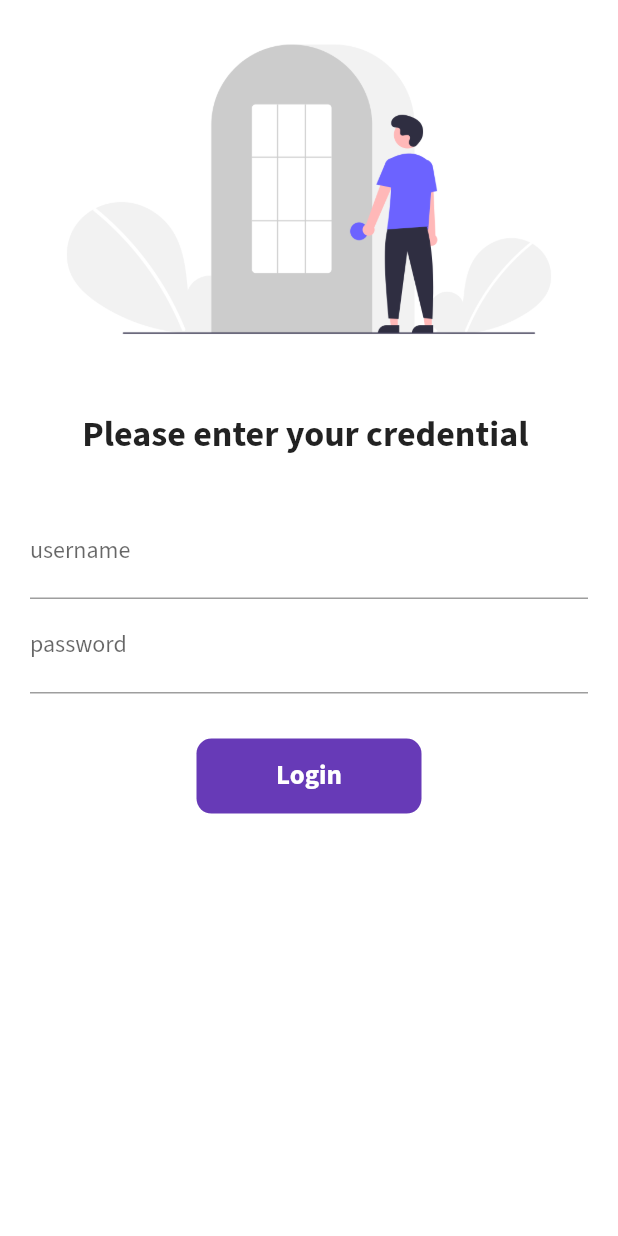
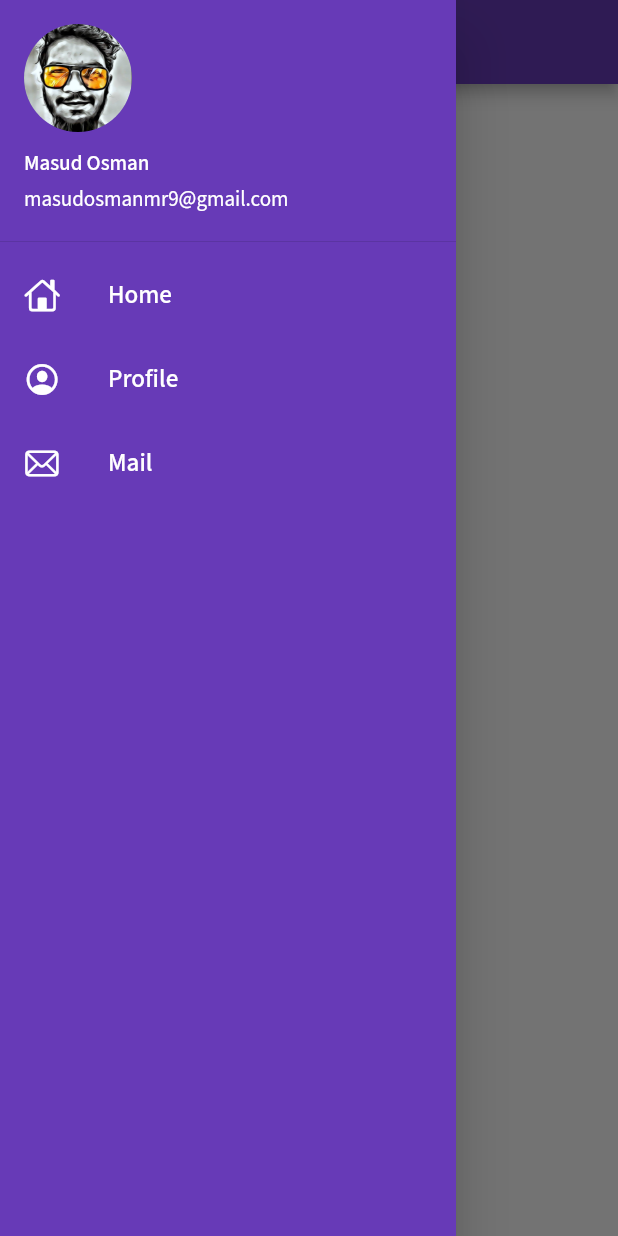
Before and after one commit to MasudOsmanmr9/30daysflutter, a Flutter app: the screen it shows after launch, with the side drawer open (before the commit the screen has no drawer), on a phone screen of 412 x 824 dp. Run offline on Flutter 3.47's test engine with Material 2 defaults, Android fonts, the phone set to English and light mode, and no system bars; our stand-ins replace google_fonts.

Commit message:
day 8 drawer design completed

```diff
--- a/lib/main.dart
+++ b/lib/main.dart
@@ -16,12 +16,12 @@ class MyApp extends StatelessWidget {
     return MaterialApp(
       themeMode: ThemeMode.light,
       theme: ThemeData(
-        primarySwatch: Colors.red,
+        primarySwatch: Colors.deepPurple,
         fontFamily: GoogleFonts.sourceSansPro().fontFamily,
         // primaryTextTheme: GoogleFonts.latoTextTheme()
       ),
       darkTheme: ThemeData(brightness: Brightness.dark),
-      initialRoute: '/',
+      initialRoute: MyRoutes.homeRoute,
       routes: {
         '/': (context) => LoginPage(),
         MyRoutes.homeRoute: (context) => HomePage(),
--- a/lib/pages/home_page.dart
+++ b/lib/pages/home_page.dart
@@ -1,4 +1,5 @@
 import 'package:flutter/material.dart';
+import 'package:full_app_devs/widget/drawer.dart';
 
 class HomePage extends StatelessWidget {
   final int days = 40;
@@ -16,7 +17,7 @@ class HomePage extends StatelessWidget {
           child: Text('hellow flutter $days'),
         ),
       ),
-      drawer: Drawer(),
+      drawer: MyDrawer(),
     );
   }
 }
--- /dev/null
+++ b/lib/widget/drawer.dart
@@ -0,0 +1,63 @@
+import 'package:flutter/cupertino.dart';
+import 'package:flutter/material.dart';
+
+class MyDrawer extends StatelessWidget {
+  const MyDrawer({Key? key}) : super(key: key);
+
+  @override
+  Widget build(BuildContext context) {
+    return Drawer(
+      child: Container(
+        color: Colors.deepPurple,
+        child: ListView(
+          padding: EdgeInsets.zero,
+          children: [
+            DrawerHeader(
+                padding: EdgeInsets.zero,
+                child: UserAccountsDrawerHeader(
+                  margin: EdgeInsets.zero,
+                  accountName: Text("Masud Osman"),
+                  accountEmail: Text("masudosmanmr9@gmail.com"),
+                  currentAccountPicture: CircleAvatar(
+                    backgroundImage: AssetImage('assets/images/masud.png'),
+                  ),
+                )),
+            ListTile(
+              leading: Icon(
+                CupertinoIcons.home,
+                color: Colors.white,
+              ),
+              title: Text(
+                'Home',
+                textScaleFactor: 1.2,
+                style: TextStyle(color: Colors.white),
+              ),
+            ),
+            ListTile(
+              leading: Icon(
+                CupertinoIcons.profile_circled,
+                color: Colors.white,
+              ),
+              title: Text(
+                'Profile',
+                textScaleFactor: 1.2,
+                style: TextStyle(color: Colors.white),
+              ),
+            ),
+            ListTile(
+              leading: Icon(
+                CupertinoIcons.mail,
+                color: Colors.white,
+              ),
+              title: Text(
+                'Mail',
+                textScaleFactor: 1.2,
+                style: TextStyle(color: Colors.white),
+              ),
+            ),
+          ],
+        ),
+      ),
+    );
+  }
+}
```
Also changed, not shown: lib/pages/login_page.dart (+43 -15 lines), assets/images/masud.png (added).
